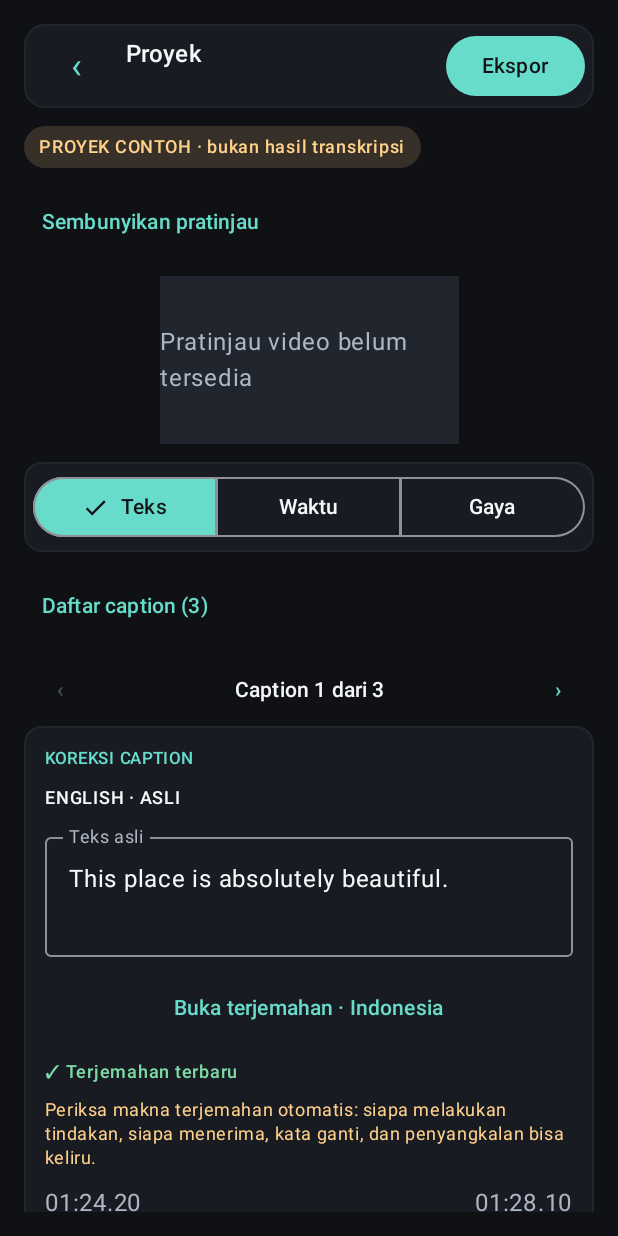
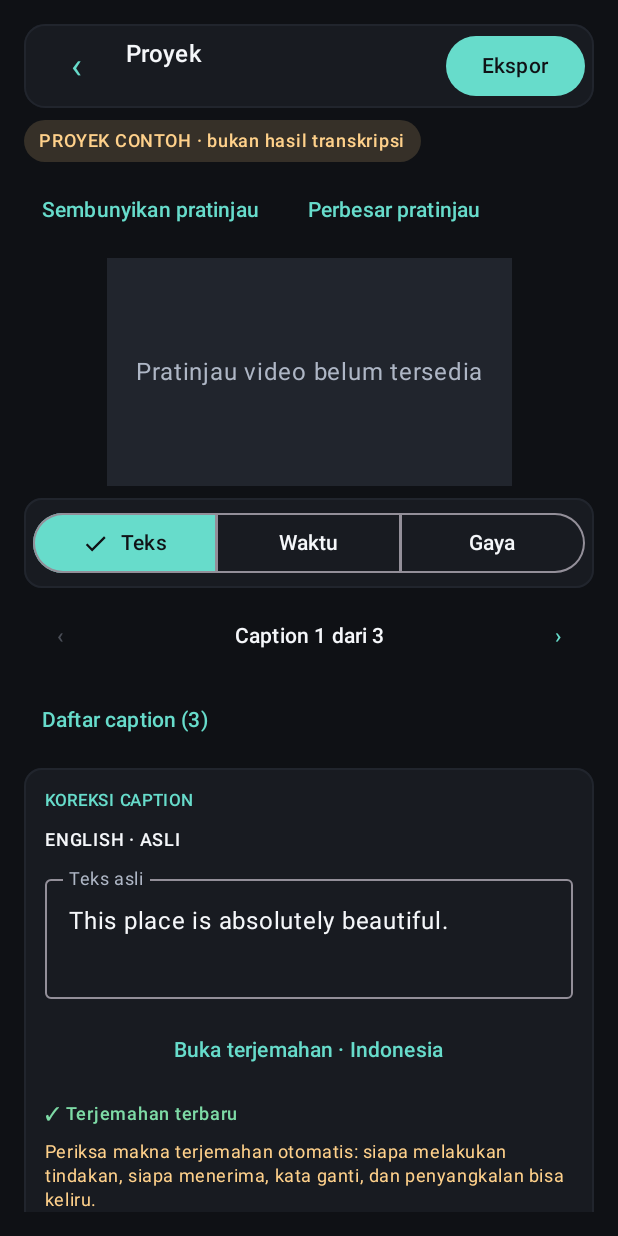
Before and after one commit to ferdilpu-sudo/Subloka, an Android app built with Jetpack Compose: the composable EditorScreen called with sample values from the repository, on a phone screen of 412 x 824 dp. Run offline under Robolectric (Android 15) with nearby library versions, the light colour scheme and no system bars; pictures from the network do not load.

Commit message:
ux: anchor caption navigation next to edit tools and default compact preview

```diff
--- a/feature/editor/src/main/java/app/subloka/feature/editor/CaptionWorkspace.kt
+++ b/feature/editor/src/main/java/app/subloka/feature/editor/CaptionWorkspace.kt
@@ -10,6 +10,7 @@ import androidx.compose.foundation.layout.padding
 import androidx.compose.foundation.lazy.LazyColumn
 import androidx.compose.foundation.lazy.items
 import androidx.compose.foundation.lazy.rememberLazyListState
+import androidx.compose.runtime.LaunchedEffect
 import androidx.compose.runtime.getValue
 import androidx.compose.runtime.setValue
 import androidx.compose.runtime.mutableStateOf
@@ -52,11 +53,17 @@ fun CaptionWorkspace(
     onMergeNext: () -> Unit,
     demoMode: Boolean = true,
     translationAvailable: Boolean = true,
+    showNavigation: Boolean = true,
+    onManageTranslation: () -> Unit = {},
     modifier: Modifier = Modifier,
 ) {
     val selectedIndex = segments.indexOfFirst { it.id == selectedId }
     val selected = segments[selectedIndex]
     val listState = rememberLazyListState()
+    val correctionScroll = rememberScrollState()
+    // Selecting the next caption should put its edit field in view without
+    // requiring a scroll back to the top of the previous caption.
+    LaunchedEffect(selectedId) { correctionScroll.scrollTo(0) }
     var listRequested by rememberSaveable { mutableStateOf(false) }
     BoxWithConstraints(modifier) {
         val keyboardVisible = WindowInsets.ime.getBottom(LocalDensity.current) > 0
@@ -69,8 +76,8 @@ fun CaptionWorkspace(
             }
             if (showBoth || !listRequested) {
                 Column(Modifier.weight(if (showBoth) 0.65f else 1f)
-                    .verticalScroll(rememberScrollState())) {
-                    CaptionNavigation(segments, selectedId, onSelect)
+                    .verticalScroll(correctionScroll)) {
+                    if (showNavigation) CaptionNavigation(segments, selectedId, onSelect)
                     SelectedCaptionEditor(
                         segment = selected,
                         canMergeNext = selectedIndex < segments.lastIndex,
@@ -82,6 +89,11 @@ fun CaptionWorkspace(
                         onSplit = onSplit,
                         onMergeNext = onMergeNext,
                     )
+                    if (!demoMode) {
+                        TextButton(onClick = onManageTranslation, modifier = Modifier.fillMaxWidth()) {
+                            Text("Model / lanjutkan terjemahan")
+                        }
+                    }
                 }
             }
             if (showBoth || listRequested) {
--- a/feature/editor/src/main/java/app/subloka/feature/editor/EditorScreen.kt
+++ b/feature/editor/src/main/java/app/subloka/feature/editor/EditorScreen.kt
@@ -165,6 +165,7 @@ fun EditorScreen(
     }
 
     var previewRequested by remember { mutableStateOf(true) }
+    var compactEditingPreview by remember { mutableStateOf(true) }
     BoxWithConstraints(modifier = modifier.fillMaxSize()) {
         // Short landscape phones still need video context; height must not force
         // them into the portrait path that intentionally hides the preview.
@@ -182,10 +183,13 @@ fun EditorScreen(
         val density = LocalDensity.current
         val keyboardLikelyVisible = WindowInsets.ime.getBottom(density) > 0
         val hasPreviewSpace = maxHeight >= if (keyboardLikelyVisible) 560.dp else 600.dp
-        val showPreview = previewRequested && hasPreviewSpace
+        val showPreview = previewRequested && hasPreviewSpace && !keyboardLikelyVisible
+        val editingPreviewLimit = if (workspace != EditorWorkspace.STYLE && compactEditingPreview) {
+            minOf(152.dp, maxHeight * 0.22f)
+        } else compactPreviewLimit
         val selected = segments.first { it.id == selectedId }
 
-        Column(modifier = Modifier.fillMaxSize().padding(16.dp), verticalArrangement = Arrangement.spacedBy(12.dp)) {
+        Column(modifier = Modifier.fillMaxSize().padding(16.dp), verticalArrangement = Arrangement.spacedBy(8.dp)) {
             ProjectTopBar(
                 onBack = onBack,
                 onExport = { onExport(segments) },
@@ -202,15 +206,7 @@ fun EditorScreen(
             if (!demoMode && sourceUnavailable) {
                 androidx.compose.material3.TextButton(onClick = onRelink) { Text("Tautkan ulang video") }
             }
-            if (hasPreviewSpace && !keyboardLikelyVisible) {
-                if (demoMode) DemoBadge() else Text("Periksa teks, waktu, dan terjemahan sebelum ekspor.", style = MaterialTheme.typography.bodySmall)
-            }
-
-            if (!demoMode && !keyboardLikelyVisible && !expanded) {
-                val count = segments.count(TranslationEligibility::canGenerate)
-                app.subloka.core.designsystem.SecondaryAction(if (count > 0) "Terjemahkan / perbarui $count caption" else "Model / lanjutkan terjemahan",
-                    { onRequestTranslation(null) }, enabled = segments.isNotEmpty(), modifier = Modifier.fillMaxWidth())
-            }
+            if (hasPreviewSpace && !keyboardLikelyVisible && demoMode) DemoBadge()
 
             if (expanded) {
                 Row(
@@ -219,14 +215,11 @@ fun EditorScreen(
                 ) {
                     Column(modifier = Modifier.weight(0.95f).verticalScroll(rememberScrollState()), verticalArrangement = Arrangement.spacedBy(12.dp)) {
                         VideoPreview(onVideoError = onVideoError, segment = selected, segments = segments, mediaUri = mediaUri, captionStyle = style, videoWidth = videoWidth, videoHeight = videoHeight, compactHeight = compactLandscapePreview, maxPreviewHeight = expandedPreviewLimit)
-                        if (!demoMode && !keyboardLikelyVisible) {
-                            val count = segments.count(TranslationEligibility::canGenerate)
-                            app.subloka.core.designsystem.SecondaryAction(
-                                if (count > 0) "Terjemahkan / perbarui $count caption" else "Model / lanjutkan terjemahan",
-                                { onRequestTranslation(null) }, enabled = segments.isNotEmpty(),
-                                modifier = Modifier.fillMaxWidth())
+                        WorkspaceSwitcher(workspace = workspace, onWorkspaceChange = { workspace = it })
                     }
-                        WorkspaceSwitcher(workspace = workspace, onWorkspaceChange = { workspace = it })
+                    Column(modifier = Modifier.weight(1.05f), verticalArrangement = Arrangement.spacedBy(6.dp)) {
+                        if (workspace != EditorWorkspace.STYLE) {
+                            CaptionNavigation(segments, selectedId) { selectedId = it }
                         }
                         WorkspacePanel(
                             demoMode = demoMode, durationUs = durationUs, onRequestTranslation = onRequestTranslation,
@@ -242,17 +235,29 @@ fun EditorScreen(
                             },
                             onSplit = ::splitSelected,
                             onMergeNext = ::mergeSelectedWithNext,
-                        modifier = Modifier.weight(1.05f),
+                            modifier = Modifier.weight(1f),
                         )
+                    }
                 }
             } else {
                 if (hasPreviewSpace && !keyboardLikelyVisible) {
+                    Row(verticalAlignment = Alignment.CenterVertically,
+                        horizontalArrangement = Arrangement.spacedBy(8.dp)) {
                         TextButton(onClick = { previewRequested = !previewRequested }) {
                             Text(if (previewRequested) "Sembunyikan pratinjau" else "Tampilkan pratinjau")
                         }
+                        if (previewRequested && workspace != EditorWorkspace.STYLE) {
+                            TextButton(onClick = { compactEditingPreview = !compactEditingPreview }) {
+                                Text(if (compactEditingPreview) "Perbesar pratinjau" else "Ringkas pratinjau")
                             }
-                if (showPreview) VideoPreview(onVideoError = onVideoError, segment = selected, segments = segments, mediaUri = mediaUri, captionStyle = style, videoWidth = videoWidth, videoHeight = videoHeight, compactHeight = true, maxPreviewHeight = compactPreviewLimit)
+                        }
+                    }
+                }
+                if (showPreview) VideoPreview(onVideoError = onVideoError, segment = selected, segments = segments, mediaUri = mediaUri, captionStyle = style, videoWidth = videoWidth, videoHeight = videoHeight, compactHeight = true, maxPreviewHeight = editingPreviewLimit)
                 WorkspaceSwitcher(workspace = workspace, onWorkspaceChange = { workspace = it })
+                if (workspace != EditorWorkspace.STYLE) {
+                    CaptionNavigation(segments, selectedId) { selectedId = it }
+                }
                 WorkspacePanel(
                     demoMode = demoMode, durationUs = durationUs, onRequestTranslation = onRequestTranslation,
                     workspace = workspace,
@@ -399,14 +404,15 @@ private fun WorkspacePanel(
                 )
             },
             demoMode = demoMode,
+            showNavigation = false,
             translationAvailable = !demoMode && TranslationEligibility.canGenerate(selected, true),
+            onManageTranslation = { onRequestTranslation(null) },
             onRetranslate = { if (!demoMode) onRequestTranslation(selected.id) },
             onSplit = onSplit,
             onMergeNext = onMergeNext,
             modifier = modifier,
         )
         EditorWorkspace.TIMING -> TimingWorkspace(segment = selected,
-            navigation = { CaptionNavigation(segments, selectedId, onSelect) },
             minimumStartUs = segments.getOrNull(selectedIndex - 1)?.endUs ?: 0L,
             maximumEndUs = segments.getOrNull(selectedIndex + 1)?.startUs ?: durationUs,
             onChange = { start, end ->
```
Lines whose indentation alone changed are shown as unchanged.
